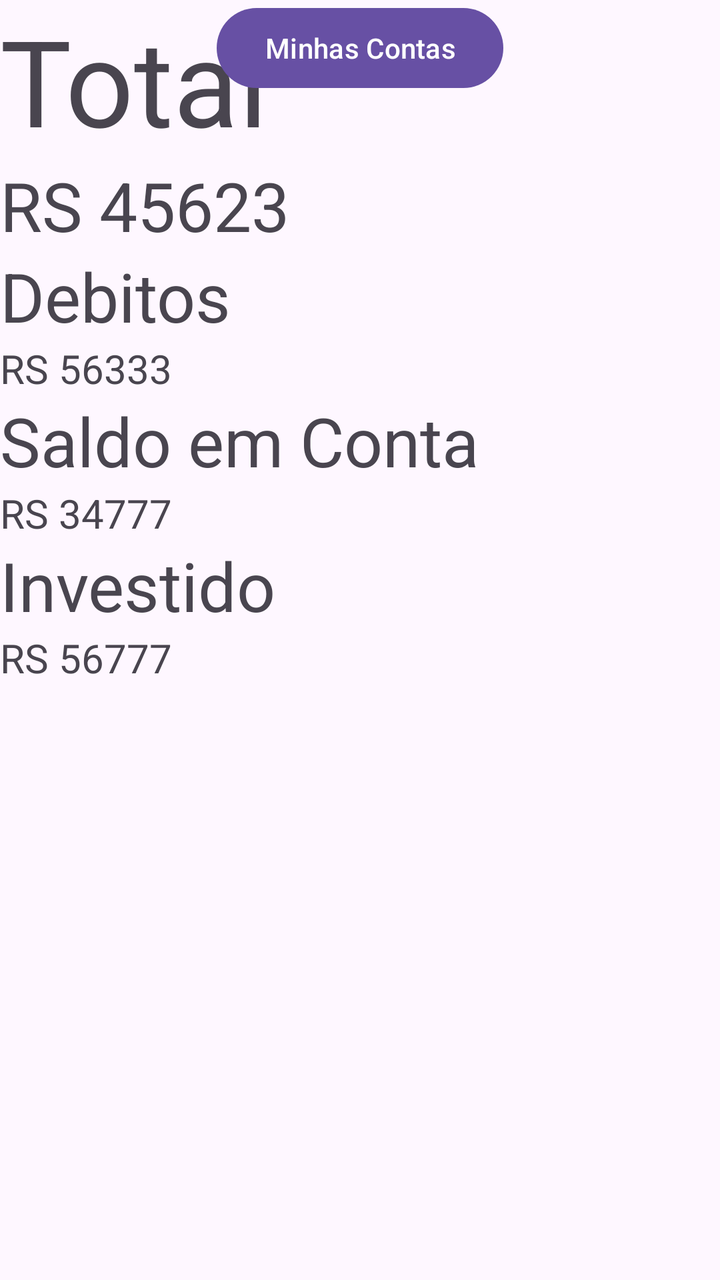
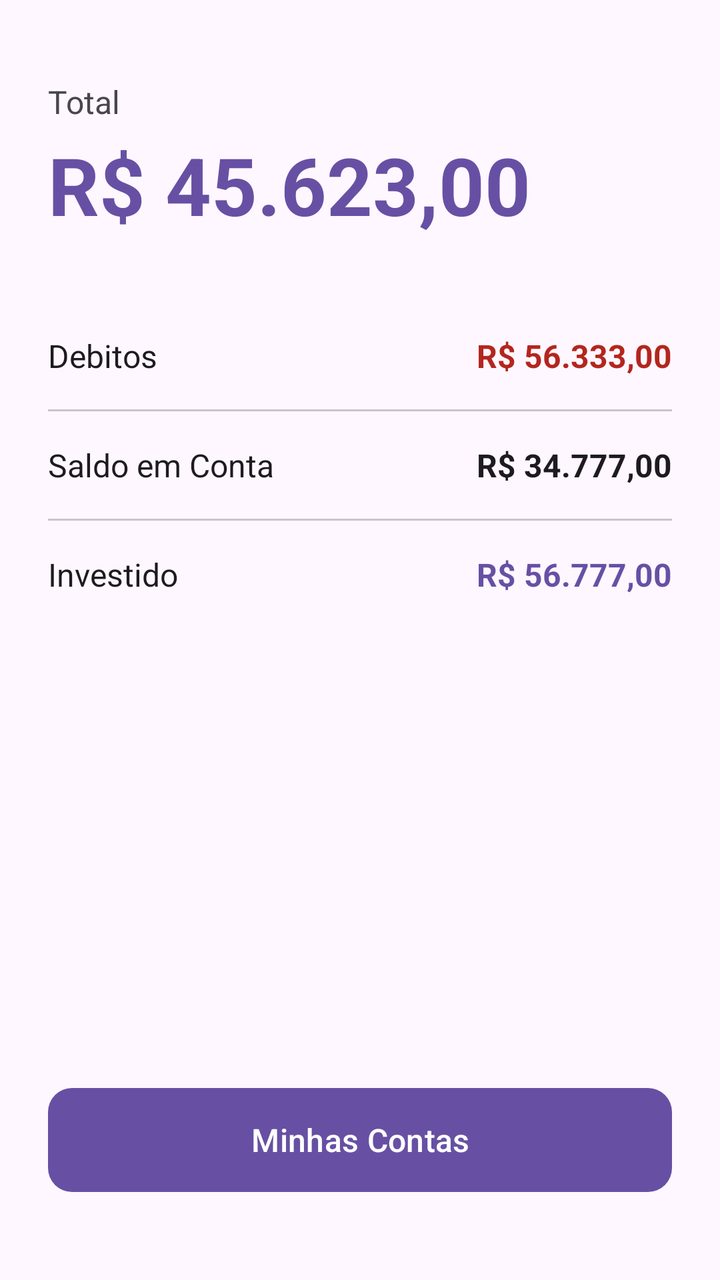

Two renders of the same Android screen: before a commit and after it. Below are the layout's source before the change and the commit's diff.
<!-- AndroidManifest.xml: application theme Theme.MeuControleFinaceiro -->
<!-- res/layout/fragment_home.xml -->
<?xml version="1.0" encoding="utf-8"?>
<androidx.constraintlayout.widget.ConstraintLayout xmlns:android="http://schemas.android.com/apk/res/android"
    xmlns:app="http://schemas.android.com/apk/res-auto"
    xmlns:tools="http://schemas.android.com/tools"
    android:layout_width="match_parent"
    android:layout_height="match_parent"
    tools:context=".ui.home.HomeFragment">

    <TextView
        android:id="@+id/textView6"
        android:layout_width="wrap_content"
        android:layout_height="wrap_content"
        android:text="@string/saldoTotal"
        android:textSize="60sp"
        app:layout_constraintStart_toStartOf="parent"
        app:layout_constraintTop_toTopOf="parent" />

    <TextView
        android:id="@+id/textTotal"
        android:layout_width="wrap_content"
        android:layout_height="wrap_content"
        android:text="RS 45623"
        android:textSize="34sp"
        app:layout_constraintStart_toStartOf="@+id/textView6"
        app:layout_constraintTop_toBottomOf="@+id/textView6" />

    <TextView
        android:id="@+id/textView9"
        android:layout_width="wrap_content"
        android:layout_height="wrap_content"
        android:text="@string/debitos"
        android:textSize="34sp"
        app:layout_constraintStart_toStartOf="parent"
        app:layout_constraintTop_toBottomOf="@+id/textTotal" />

    <TextView
        android:id="@+id/textDebitosTotal"
        android:layout_width="wrap_content"
        android:layout_height="wrap_content"
        android:text="RS 56333"
        android:textSize="20sp"
        app:layout_constraintStart_toStartOf="@+id/textView9"
        app:layout_constraintTop_toBottomOf="@+id/textView9" />

    <TextView
        android:id="@+id/textView11"
        android:layout_width="wrap_content"
        android:layout_height="wrap_content"
        android:text="@string/emConta"
        android:textSize="34sp"
        app:layout_constraintStart_toStartOf="parent"
        app:layout_constraintTop_toBottomOf="@+id/textDebitosTotal" />

    <TextView
        android:id="@+id/textSaldoEmContaTotal"
        android:layout_width="wrap_content"
        android:layout_height="wrap_content"
        android:text="RS 34777"
        android:textSize="20sp"
        app:layout_constraintStart_toStartOf="@+id/textView11"
        app:layout_constraintTop_toBottomOf="@+id/textView11" />

    <TextView
        android:id="@+id/textView13"
        android:layout_width="wrap_content"
        android:layout_height="wrap_content"
        android:text="@string/app_investidoSaldo"
        android:textSize="34sp"
        app:layout_constraintStart_toStartOf="parent"
        app:layout_constraintTop_toBottomOf="@+id/textSaldoEmContaTotal" />

    <TextView
        android:id="@+id/textSaldoTotalInvestido"
        android:layout_width="wrap_content"
        android:layout_height="wrap_content"
        android:text="RS 56777"
        android:textSize="20sp"
        app:layout_constraintStart_toStartOf="@+id/textView13"
        app:layout_constraintTop_toBottomOf="@+id/textView13" />

    <Button
        android:id="@+id/btnContas"
        android:layout_width="wrap_content"
        android:layout_height="wrap_content"
        android:text="@string/minhas_contas"
        app:layout_constraintEnd_toEndOf="parent"
        app:layout_constraintStart_toStartOf="parent"
        tools:layout_editor_absoluteY="771dp" />
</androidx.constraintlayout.widget.ConstraintLayout>
<!-- resources referenced by this layout -->
<resources>
  <string name="app_investidoSaldo">Investido</string>
  <string name="debitos">Debitos</string>
  <string name="emConta">Saldo em Conta</string>
  <string name="minhas_contas">Minhas Contas</string>
  <string name="saldoTotal">Total</string>
  <style name="Theme.MeuControleFinaceiro" parent="Base.Theme.MeuControleFinaceiro" />
  <style name="Base.Theme.MeuControleFinaceiro" parent="Theme.Material3.DayNight.NoActionBar">
          
  
  
      </style>
</resources>

<!-- the commit's change to res/layout/fragment_home.xml (unified diff, before → after) -->
@@ -4,14 +4,18 @@
     xmlns:tools="http://schemas.android.com/tools"
     android:layout_width="match_parent"
     android:layout_height="match_parent"
+    android:background="?attr/colorSurface"
+    android:padding="24dp"
     tools:context=".ui.home.HomeFragment">
 
     <TextView
         android:id="@+id/textView6"
         android:layout_width="wrap_content"
         android:layout_height="wrap_content"
+        android:layout_marginTop="16dp"
         android:text="@string/saldoTotal"
-        android:textSize="60sp"
+        android:textColor="?attr/colorOnSurfaceVariant"
+        android:textSize="16sp"
         app:layout_constraintStart_toStartOf="parent"
         app:layout_constraintTop_toTopOf="parent" />
 
@@ -19,17 +23,22 @@
         android:id="@+id/textTotal"
         android:layout_width="wrap_content"
         android:layout_height="wrap_content"
-        android:text="RS 45623"
-        android:textSize="34sp"
-        app:layout_constraintStart_toStartOf="@+id/textView6"
+        android:layout_marginTop="4dp"
+        android:text="R$ 45.623,00"
+        android:textColor="?attr/colorPrimary"
+        android:textSize="40sp"
+        android:textStyle="bold"
+        app:layout_constraintStart_toStartOf="parent"
         app:layout_constraintTop_toBottomOf="@+id/textView6" />
 
     <TextView
         android:id="@+id/textView9"
         android:layout_width="wrap_content"
         android:layout_height="wrap_content"
+        android:layout_marginTop="48dp"
         android:text="@string/debitos"
-        android:textSize="34sp"
+        android:textColor="?attr/colorOnSurface"
+        android:textSize="16sp"
         app:layout_constraintStart_toStartOf="parent"
         app:layout_constraintTop_toBottomOf="@+id/textTotal" />
 
@@ -37,53 +46,86 @@
         android:id="@+id/textDebitosTotal"
         android:layout_width="wrap_content"
         android:layout_height="wrap_content"
-        android:text="RS 56333"
-        android:textSize="20sp"
-        app:layout_constraintStart_toStartOf="@+id/textView9"
+        android:text="R$ 56.333,00"
+        android:textColor="?attr/colorError"
+        android:textSize="16sp"
+        android:textStyle="bold"
+        app:layout_constraintBottom_toBottomOf="@+id/textView9"
+        app:layout_constraintEnd_toEndOf="parent"
+        app:layout_constraintTop_toTopOf="@+id/textView9" />
+
+    <View
+        android:id="@+id/divider1"
+        android:layout_width="match_parent"
+        android:layout_height="1dp"
+        android:layout_marginTop="16dp"
+        android:background="?attr/colorOutlineVariant"
         app:layout_constraintTop_toBottomOf="@+id/textView9" />
 
     <TextView
         android:id="@+id/textView11"
         android:layout_width="wrap_content"
         android:layout_height="wrap_content"
+        android:layout_marginTop="16dp"
         android:text="@string/emConta"
-        android:textSize="34sp"
+        android:textColor="?attr/colorOnSurface"
+        android:textSize="16sp"
         app:layout_constraintStart_toStartOf="parent"
-        app:layout_constraintTop_toBottomOf="@+id/textDebitosTotal" />
+        app:layout_constraintTop_toBottomOf="@+id/divider1" />
 
     <TextView
         android:id="@+id/textSaldoEmContaTotal"
         android:layout_width="wrap_content"
         android:layout_height="wrap_content"
-        android:text="RS 34777"
-        android:textSize="20sp"
-        app:layout_constraintStart_toStartOf="@+id/textView11"
+        android:text="R$ 34.777,00"
+        android:textColor="?attr/colorOnSurface"
+        android:textSize="16sp"
+        android:textStyle="bold"
+        app:layout_constraintBottom_toBottomOf="@+id/textView11"
+        app:layout_constraintEnd_toEndOf="parent"
+        app:layout_constraintTop_toTopOf="@+id/textView11" />
+
+    <View
+        android:id="@+id/divider2"
+        android:layout_width="match_parent"
+        android:layout_height="1dp"
+        android:layout_marginTop="16dp"
+        android:background="?attr/colorOutlineVariant"
         app:layout_constraintTop_toBottomOf="@+id/textView11" />
 
     <TextView
         android:id="@+id/textView13"
         android:layout_width="wrap_content"
         android:layout_height="wrap_content"
+        android:layout_marginTop="16dp"
         android:text="@string/app_investidoSaldo"
-        android:textSize="34sp"
+        android:textColor="?attr/colorOnSurface"
+        android:textSize="16sp"
         app:layout_constraintStart_toStartOf="parent"
-        app:layout_constraintTop_toBottomOf="@+id/textSaldoEmContaTotal" />
+        app:layout_constraintTop_toBottomOf="@+id/divider2" />
 
     <TextView
         android:id="@+id/textSaldoTotalInvestido"
         android:layout_width="wrap_content"
         android:layout_height="wrap_content"
-        android:text="RS 56777"
-        android:textSize="20sp"
-        app:layout_constraintStart_toStartOf="@+id/textView13"
-        app:layout_constraintTop_toBottomOf="@+id/textView13" />
+        android:text="R$ 56.777,00"
+        android:textColor="?attr/colorPrimary"
+        android:textSize="16sp"
+        android:textStyle="bold"
+        app:layout_constraintBottom_toBottomOf="@+id/textView13"
+        app:layout_constraintEnd_toEndOf="parent"
+        app:layout_constraintTop_toTopOf="@+id/textView13" />
 
     <Button
         android:id="@+id/btnContas"
-        android:layout_width="wrap_content"
-        android:layout_height="wrap_content"
+        android:layout_width="0dp"
+        android:layout_height="60dp"
+        android:layout_marginBottom="16dp"
         android:text="@string/minhas_contas"
+        android:textSize="16sp"
+        app:cornerRadius="12dp"
+        app:layout_constraintBottom_toBottomOf="parent"
         app:layout_constraintEnd_toEndOf="parent"
-        app:layout_constraintStart_toStartOf="parent"
-        tools:layout_editor_absoluteY="771dp" />
+        app:layout_constraintStart_toStartOf="parent" />
+
 </androidx.constraintlayout.widget.ConstraintLayout>
